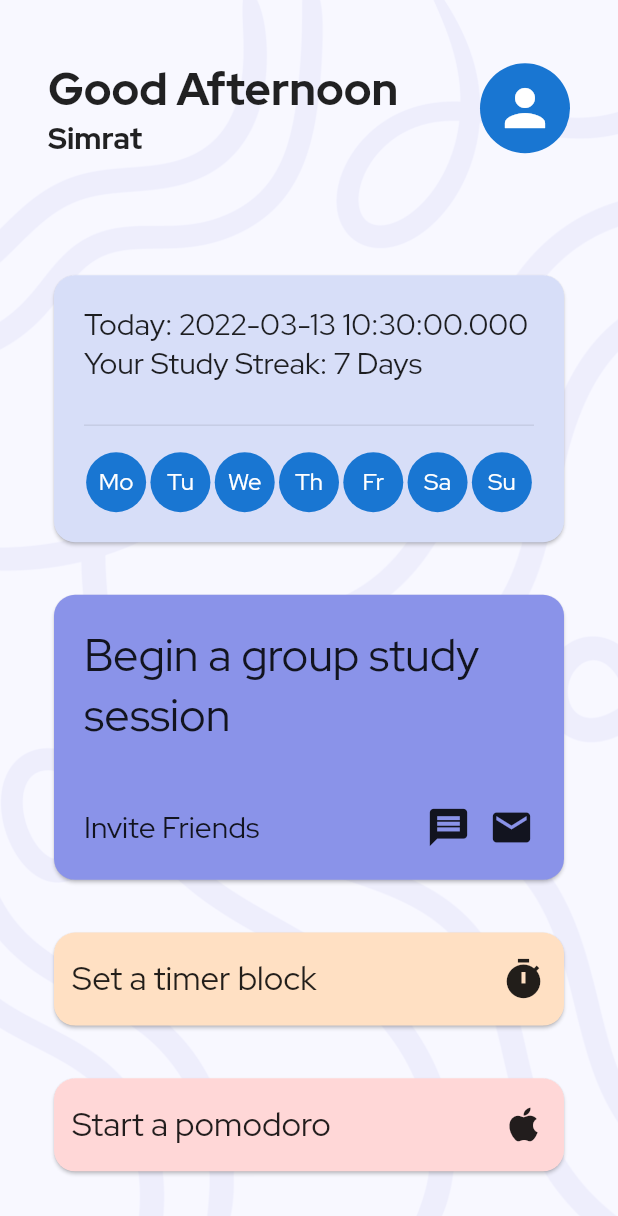
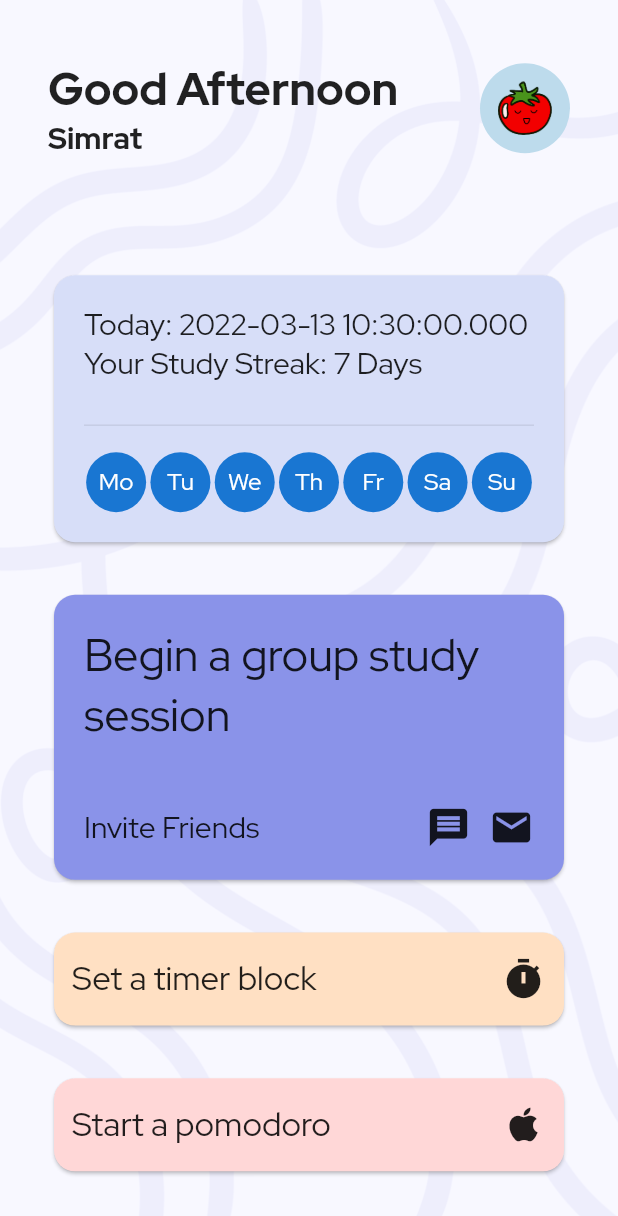
Before and after one commit to simrat39/StudyBuddy, a Flutter app: the screen it shows after launch, on a phone screen of 412 x 824 dp. Shown: the top 1216 px of the screen. Run offline on Flutter 3.47's test engine with Material 2 defaults, Android fonts, the phone set to English and light mode, and no system bars; our stand-ins replace flutter_riverpod.

Commit message:
feat(home): Add tomato on profile icon

```diff
--- a/lib/home_page.dart
+++ b/lib/home_page.dart
@@ -54,11 +54,13 @@ class HomePageState extends State<HomePage> {
                       ],
                     ),
                     const Spacer(),
-                    const CircleAvatar(
+                    CircleAvatar(
                       radius: 30,
-                      child: Icon(
-                        Icons.person,
-                        size: 40,
+                      backgroundColor: const Color(0xffBDDBEC),
+                      child: Image.asset(
+                        "assets/tomato_red.png",
+                        width: 36,
+                        height: 36,
                       ),
                     ),
                   ],
--- a/pubspec.yaml
+++ b/pubspec.yaml
@@ -73,6 +73,7 @@ flutter:
     - assets/buddy2.png
     - assets/buddy3.png
     - assets/buddy4.png
+    - assets/tomato_red.png
 
   # An image asset can refer to one or more resolution-specific "variants", see
   # https://flutter.dev/assets-and-images/#resolution-aware.
```
Also changed, not shown: assets/tomato_red.png (added).
